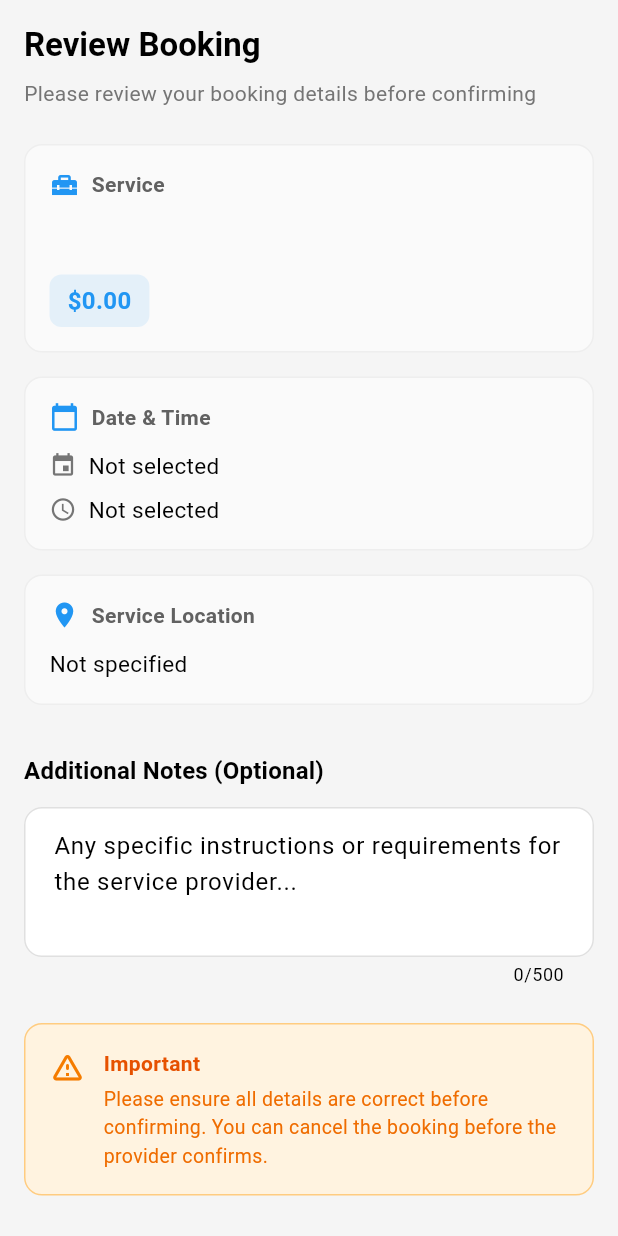
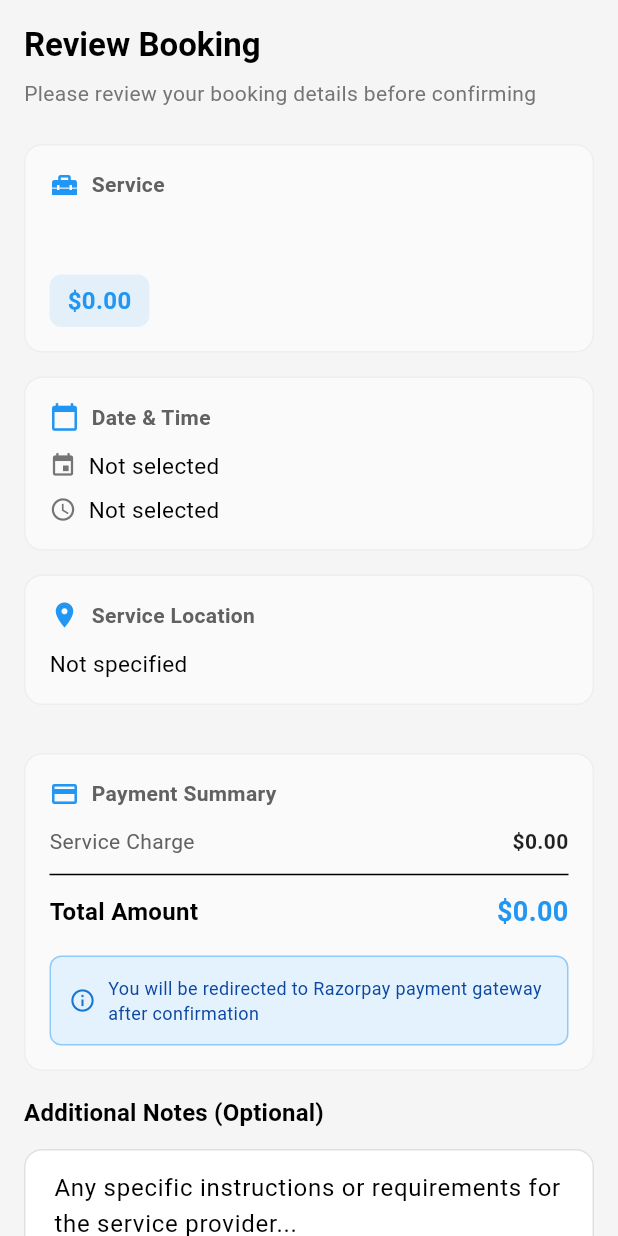
Before and after one commit to hackersunny1995/service-booking-platform, a Flutter app: the ConfirmationStep widget shown alone on an empty page, opened directly, on a phone screen of 412 x 824 dp. Run offline on Flutter 3.47's test engine with Material 3 defaults, Android fonts, the phone set to English and light mode, and no system bars; our stand-ins replace dio, geocoding, geolocator, shared_preferences; missing offline and left inert: razorpay_flutter; accounts and stored records are empty.

Commit message:
Add payment summary section to booking confirmation step
- Add payment summary card showing service charge and total amount
- Add Razorpay payment gateway information notice
- Update button text to "Confirm & Pay" for clarity
- Update important notice to mention payment redirect
- Improve transparency about payment process for users

Co-Authored-By: Claude Sonnet 4.5 <noreply@anthropic.com>

```diff
--- a/user-app/lib/screens/booking/booking_flow_screen.dart
+++ b/user-app/lib/screens/booking/booking_flow_screen.dart
@@ -179,7 +179,7 @@ class _BookingFlowScreenState extends State<BookingFlowScreen> {
                               )
                             : Text(
                                 bookingProvider.currentStep == 3
-                                    ? 'Confirm Booking'
+                                    ? 'Confirm & Pay'
                                     : 'Continue',
                                 style: const TextStyle(
                                   fontSize: 16,
--- a/user-app/lib/screens/booking/steps/confirmation_step.dart
+++ b/user-app/lib/screens/booking/steps/confirmation_step.dart
@@ -272,6 +272,61 @@ class _ConfirmationStepState extends State<ConfirmationStep> {
 
               const SizedBox(height: 16),
 
+              // Payment Summary
+              _buildSectionCard(
+                title: 'Payment Summary',
+                icon: Icons.payment,
+                child: Column(
+                  crossAxisAlignment: CrossAxisAlignment.start,
+                  children: [
+                    _buildPriceRow(
+                      'Service Charge',
+                      bookingProvider.selectedService?.basePrice ?? 0.0,
+                      isSubtotal: true,
+                    ),
+                    const Divider(height: 24),
+                    _buildPriceRow(
+                      'Total Amount',
+                      bookingProvider.selectedService?.basePrice ?? 0.0,
+                      isTotal: true,
+                      context: context,
+                    ),
+                    const SizedBox(height: 16),
+                    Container(
+                      padding: const EdgeInsets.all(12),
+                      decoration: BoxDecoration(
+                        color: Colors.blue.shade50,
+                        borderRadius: BorderRadius.circular(8),
+                        border: Border.all(
+                          color: Colors.blue.shade200,
+                        ),
+                      ),
+                      child: Row(
+                        children: [
+                          Icon(
+                            Icons.info_outline,
+                            size: 18,
+                            color: Colors.blue.shade700,
+                          ),
+                          const SizedBox(width: 8),
+                          Expanded(
+                            child: Text(
+                              'You will be redirected to Razorpay payment gateway after confirmation',
+                              style: TextStyle(
+                                fontSize: 12,
+                                color: Colors.blue.shade900,
+                              ),
+                            ),
+                          ),
+                        ],
+                      ),
+                    ),
+                  ],
+                ),
+              ),
+
+              const SizedBox(height: 16),
+
               // Additional notes
               Text(
                 'Additional Notes (Optional)',
@@ -341,7 +396,7 @@ class _ConfirmationStepState extends State<ConfirmationStep> {
                           ),
                           const SizedBox(height: 4),
                           Text(
-                            'Please ensure all details are correct before confirming. You can cancel the booking before the provider confirms.',
+                            'Please review all details carefully. After clicking "Confirm Booking", you will be redirected to complete the payment. You can cancel the booking before the provider confirms.',
                             style: TextStyle(
                               fontSize: 13,
                               color: Colors.orange.shade800,
@@ -402,4 +457,36 @@ class _ConfirmationStepState extends State<ConfirmationStep> {
       ),
     );
   }
+
+  Widget _buildPriceRow(
+    String label,
+    double amount, {
+    bool isSubtotal = false,
+    bool isTotal = false,
+    BuildContext? context,
+  }) {
+    return Row(
+      mainAxisAlignment: MainAxisAlignment.spaceBetween,
+      children: [
+        Text(
+          label,
+          style: TextStyle(
+            fontSize: isTotal ? 16 : 14,
+            fontWeight: isTotal ? FontWeight.bold : FontWeight.normal,
+            color: isTotal ? Colors.black : Colors.grey.shade700,
+          ),
+        ),
+        Text(
+          '\$${amount.toStringAsFixed(2)}',
+          style: TextStyle(
+            fontSize: isTotal ? 18 : 14,
+            fontWeight: isTotal ? FontWeight.bold : FontWeight.w600,
+            color: isTotal && context != null
+                ? Theme.of(context).primaryColor
+                : Colors.black87,
+          ),
+        ),
+      ],
+    );
+  }
 }
```
